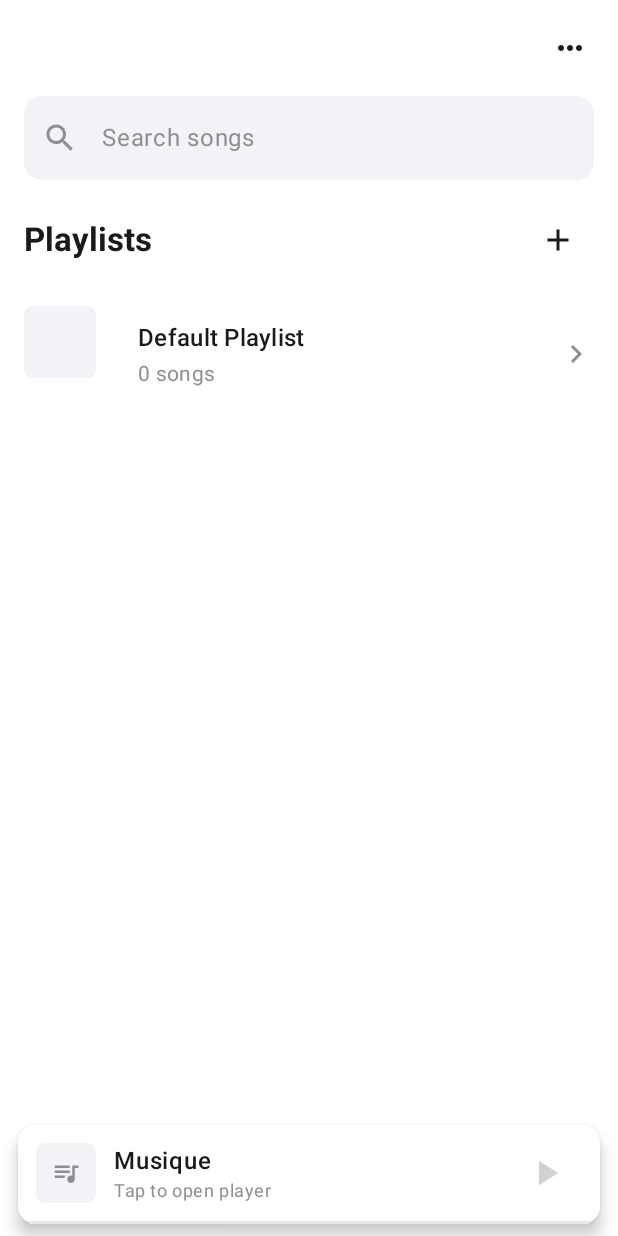
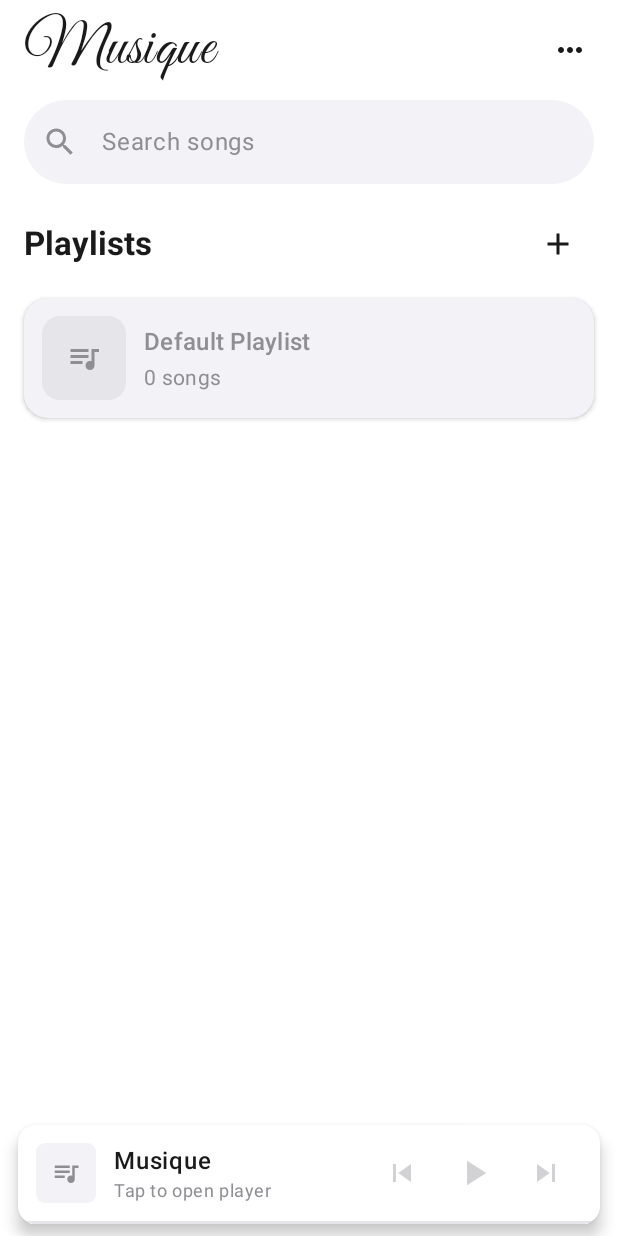
Before and after one commit to SiyuAn166/musique, an Android app built with Jetpack Compose: the screen it shows after launch (MainActivity), on a phone screen of 412 x 824 dp. Run offline under Robolectric (Android 15) with nearby library versions, the phone set to English and light mode, and no system bars; pictures from the network do not load.

Commit message:
Home redesign: script wordmark, capsule search, playlist cards, mini bar controls
Per the approved reference summary, in the existing black/grey theme (no Quick Access yet: Liked Songs and Downloads features do not exist). Script Musique wordmark at the top left (Great Vibes OFL font bundled in res/font, three-dot menu stays at the right); search field is a capsule; playlist rows are light-grey cards with a single cover, name, and count, no chevron or dividers. The mini player bar gains previous/next buttons and a small black quality badge showing the resolved stream label (192K, Hi-Res, and so on), plumbed from the ViewModel through AudioQuality.labelForStreamId. Full compile OK, 337 unit tests pass.

```diff
--- a/app/src/main/java/com/siyu/musique/ui/MiniPlayerBar.kt
+++ b/app/src/main/java/com/siyu/musique/ui/MiniPlayerBar.kt
@@ -18,6 +18,7 @@ import androidx.compose.material3.Icon
 import androidx.compose.material3.IconButton
 import androidx.compose.material3.LinearProgressIndicator
 import androidx.compose.material3.MaterialTheme
+import androidx.compose.material3.Surface
 import androidx.compose.material3.Text
 import androidx.compose.runtime.Composable
 import androidx.compose.ui.Alignment
@@ -34,12 +35,14 @@ import com.siyu.musique.ui.theme.MusiqueIcons
 
 /**
  * Slim floating mini player bar: a white card with a small square
- * cover, title/artist, a play/pause icon button, and a thin progress
- * hairline along the bottom edge driven by [progress]. Tapping the
- * bar (not the button) opens the player page; the error state shows
- * a retry icon button instead of play/pause. The second line names
- * the player state while loading, paused, or failed; otherwise it
- * shows the artist and duration.
+ * cover, title/artist, previous/play-pause/next icon buttons, and
+ * a thin progress hairline along the bottom edge driven by
+ * [progress]. A resolved quality label ("192K", "Hi-Res") shows as
+ * a small black badge before the title when [qualityLabel] is not
+ * null. Tapping the bar (not the buttons) opens the player page;
+ * the error state shows a retry icon button instead of the
+ * controls. The second line names the player state while loading,
+ * paused, or failed; otherwise it shows the artist and duration.
  */
 @Composable
 fun MiniPlayerBar(
@@ -50,6 +53,9 @@ fun MiniPlayerBar(
     onTogglePlayPause: () -> Unit,
     onRetry: () -> Unit,
     onOpenPlayer: () -> Unit,
+    onPrevious: () -> Unit,
+    onNext: () -> Unit,
+    qualityLabel: String?,
     modifier: Modifier = Modifier,
 ) {
     val statusLine = if (track == null) {
@@ -111,12 +117,35 @@ fun MiniPlayerBar(
                 }
                 Spacer(modifier = Modifier.width(12.dp))
                 Column(modifier = Modifier.weight(1f)) {
+                    Row(
+                        modifier = Modifier.fillMaxWidth(),
+                        verticalAlignment = Alignment.CenterVertically,
+                    ) {
+                        if (qualityLabel != null) {
+                            Surface(
+                                color = MaterialTheme.colorScheme.onSurface,
+                                shape = RoundedCornerShape(4.dp),
+                            ) {
+                                Text(
+                                    text = qualityLabel,
+                                    style = MaterialTheme.typography.labelSmall,
+                                    color = MaterialTheme.colorScheme.surface,
+                                    modifier = Modifier.padding(
+                                        horizontal = 4.dp,
+                                        vertical = 2.dp,
+                                    ),
+                                )
+                            }
+                            Spacer(modifier = Modifier.width(6.dp))
+                        }
                         Text(
                             text = track?.title ?: "Musique",
                             style = MaterialTheme.typography.bodyLarge,
                             fontWeight = FontWeight.Medium,
                             maxLines = 1,
+                            modifier = Modifier.weight(1f),
                         )
+                    }
                     Text(
                         text = statusLine,
                         style = MaterialTheme.typography.bodySmall,
@@ -124,7 +153,7 @@ fun MiniPlayerBar(
                         maxLines = 1,
                     )
                 }
-                Spacer(modifier = Modifier.width(8.dp))
+                Spacer(modifier = Modifier.width(4.dp))
                 if (playerState is PlayerUiState.Error) {
                     IconButton(onClick = onRetry) {
                         Icon(
@@ -134,6 +163,22 @@ fun MiniPlayerBar(
                         )
                     }
                 } else {
+                    val controlTint = if (track != null) {
+                        MaterialTheme.colorScheme.onSurface
+                    } else {
+                        MaterialTheme.colorScheme.onSurfaceVariant.copy(alpha = 0.4f)
+                    }
+                    IconButton(
+                        onClick = onPrevious,
+                        enabled = track != null,
+                    ) {
+                        Icon(
+                            imageVector = MusiqueIcons.SkipPrevious,
+                            contentDescription = "Previous",
+                            tint = controlTint,
+                            modifier = Modifier.size(24.dp),
+                        )
+                    }
                     IconButton(
                         onClick = onTogglePlayPause,
                         enabled = track != null,
@@ -145,12 +190,19 @@ fun MiniPlayerBar(
                                 MusiqueIcons.PlayArrow
                             },
                             contentDescription = if (isPlaying) "Pause" else "Play",
-                            tint = if (track != null) {
-                                MaterialTheme.colorScheme.onSurface
-                            } else {
-                                MaterialTheme.colorScheme.onSurfaceVariant.copy(alpha = 0.4f)
-                            },
+                            tint = controlTint,
                             modifier = Modifier.size(28.dp),
+                        )
+                    }
+                    IconButton(
+                        onClick = onNext,
+                        enabled = track != null,
+                    ) {
+                        Icon(
+                            imageVector = MusiqueIcons.SkipNext,
+                            contentDescription = "Next",
+                            tint = controlTint,
+                            modifier = Modifier.size(24.dp),
                         )
                     }
                 }
--- a/app/src/main/java/com/siyu/musique/ui/PlaylistDetailScreen.kt
+++ b/app/src/main/java/com/siyu/musique/ui/PlaylistDetailScreen.kt
@@ -58,6 +58,7 @@ fun PlaylistDetailScreen(
     val isPlaying by viewModel.isPlaying.collectAsStateWithLifecycle()
     val playerState by viewModel.playerState.collectAsStateWithLifecycle()
     val progress by viewModel.playbackProgress.collectAsStateWithLifecycle()
+    val resolvedQualityLabel by viewModel.resolvedQualityLabel.collectAsStateWithLifecycle()
 
     val playlist = playlists.firstOrNull { it.id == playlistId }
 
@@ -246,6 +247,9 @@ fun PlaylistDetailScreen(
                 onTogglePlayPause = { viewModel.togglePlayPause() },
                 onRetry = { viewModel.retryPlayback() },
                 onOpenPlayer = onOpenPlayer,
+                onPrevious = { viewModel.playPrevious() },
+                onNext = { viewModel.playNext() },
+                qualityLabel = resolvedQualityLabel,
             )
         }
     }
--- a/app/src/main/java/com/siyu/musique/ui/PlaylistsScreen.kt
+++ b/app/src/main/java/com/siyu/musique/ui/PlaylistsScreen.kt
@@ -1,7 +1,6 @@
 package com.siyu.musique.ui
 
 import androidx.compose.foundation.background
-import androidx.compose.foundation.clickable
 import androidx.compose.foundation.layout.Box
 import androidx.compose.foundation.layout.Column
 import androidx.compose.foundation.layout.Row
@@ -10,17 +9,17 @@ import androidx.compose.foundation.layout.WindowInsets
 import androidx.compose.foundation.layout.fillMaxSize
 import androidx.compose.foundation.layout.fillMaxWidth
 import androidx.compose.foundation.layout.height
-import androidx.compose.foundation.layout.offset
 import androidx.compose.foundation.layout.padding
 import androidx.compose.foundation.layout.safeDrawing
 import androidx.compose.foundation.layout.size
 import androidx.compose.foundation.layout.width
 import androidx.compose.foundation.layout.windowInsetsPadding
 import androidx.compose.foundation.lazy.LazyColumn
-import androidx.compose.foundation.lazy.itemsIndexed
+import androidx.compose.foundation.lazy.items
 import androidx.compose.foundation.shape.RoundedCornerShape
 import androidx.compose.material3.AlertDialog
-import androidx.compose.material3.HorizontalDivider
+import androidx.compose.material3.Card
+import androidx.compose.material3.CardDefaults
 import androidx.compose.material3.Icon
 import androidx.compose.material3.IconButton
 import androidx.compose.material3.MaterialTheme
@@ -35,6 +34,7 @@ import androidx.compose.ui.Alignment
 import androidx.compose.ui.Modifier
 import androidx.compose.ui.draw.clip
 import androidx.compose.ui.layout.ContentScale
+import androidx.compose.ui.text.font.FontWeight
 import androidx.compose.ui.unit.dp
 import androidx.lifecycle.compose.collectAsStateWithLifecycle
 import coil.compose.AsyncImage
@@ -67,6 +67,7 @@ fun PlaylistsScreen(
     val isPlaying by viewModel.isPlaying.collectAsStateWithLifecycle()
     val playerState by viewModel.playerState.collectAsStateWithLifecycle()
     val progress by viewModel.playbackProgress.collectAsStateWithLifecycle()
+    val resolvedQualityLabel by viewModel.resolvedQualityLabel.collectAsStateWithLifecycle()
 
     var showCreateDialog by remember { mutableStateOf(false) }
     var newName by remember { mutableStateOf("") }
@@ -107,17 +108,11 @@ fun PlaylistsScreen(
         Spacer(modifier = Modifier.height(8.dp))
 
         LazyColumn(modifier = Modifier.weight(1f)) {
-            itemsIndexed(playlists, key = { _, playlist -> playlist.id }) { index, playlist ->
+            items(playlists, key = { playlist -> playlist.id }) { playlist ->
                 PlaylistRow(
                     playlist = playlist,
                     onClick = { onOpenDetail(playlist.id) },
                 )
-                if (index < playlists.lastIndex) {
-                    HorizontalDivider(
-                        modifier = Modifier.padding(start = 92.dp),
-                        color = MaterialTheme.colorScheme.outlineVariant,
-                    )
-                }
             }
         }
 
@@ -129,6 +124,9 @@ fun PlaylistsScreen(
             onTogglePlayPause = { viewModel.togglePlayPause() },
             onRetry = { viewModel.retryPlayback() },
             onOpenPlayer = onOpenPlayer,
+            onPrevious = { viewModel.playPrevious() },
+            onNext = { viewModel.playNext() },
+            qualityLabel = resolvedQualityLabel,
         )
     }
 
@@ -173,25 +171,42 @@ fun PlaylistsScreen(
     }
 }
 
+/**
+ * One playlist as a card: a light-grey card with a single square
+ * cover, the name, and the song count. Tapping the card opens the
+ * playlist. Shared by the home playlists section and the Playlists
+ * screen.
+ */
 @Composable
 internal fun PlaylistRow(
     playlist: Playlist,
     onClick: () -> Unit,
     modifier: Modifier = Modifier,
 ) {
-    Row(
+    Card(
+        onClick = onClick,
         modifier = modifier
             .fillMaxWidth()
-            .clickable(onClick = onClick)
-            .padding(horizontal = 16.dp, vertical = 12.dp),
+            .padding(horizontal = 16.dp, vertical = 4.dp),
+        shape = RoundedCornerShape(16.dp),
+        colors = CardDefaults.cardColors(
+            containerColor = MaterialTheme.colorScheme.surfaceVariant,
+        ),
+        elevation = CardDefaults.cardElevation(defaultElevation = 2.dp),
+    ) {
+        Row(
+            modifier = Modifier
+                .fillMaxWidth()
+                .padding(12.dp),
             verticalAlignment = Alignment.CenterVertically,
         ) {
-        StackedCovers(playlist)
+            PlaylistCover(playlist)
             Spacer(modifier = Modifier.width(12.dp))
             Column(modifier = Modifier.weight(1f)) {
                 Text(
                     text = playlist.name,
                     style = MaterialTheme.typography.titleMedium,
+                    fontWeight = FontWeight.SemiBold,
                     maxLines = 1,
                 )
                 Spacer(modifier = Modifier.height(2.dp))
@@ -201,46 +216,43 @@ internal fun PlaylistRow(
                     color = MaterialTheme.colorScheme.onSurfaceVariant,
                 )
             }
-        Icon(
-            imageVector = MusiqueIcons.ChevronRight,
-            contentDescription = null,
-            tint = MaterialTheme.colorScheme.onSurfaceVariant,
-        )
+        }
     }
 }
 
 /**
- * The stacked-covers thumbnail: up to three of the first tracks'
- * covers, offset down and right so they read as a stack, the first
- * track's cover on top. A playlist with no covers gets a plain grey
- * square.
+ * The playlist cover: the first track's cover, or a grey square
+ * with a queue icon when the playlist has no covers yet.
  */
 @Composable
-private fun StackedCovers(
+private fun PlaylistCover(
     playlist: Playlist,
     modifier: Modifier = Modifier,
 ) {
-    val covers = playlist.tracks.mapNotNull { it.cover.ifEmpty { null } }.take(3)
-    Box(modifier = modifier.size(64.dp)) {
-        if (covers.isEmpty()) {
-            Box(
-                modifier = Modifier
-                    .size(48.dp)
-                    .clip(RoundedCornerShape(6.dp))
-                    .background(MaterialTheme.colorScheme.surfaceVariant),
+    val cover = playlist.tracks.firstNotNullOfOrNull { it.cover.ifEmpty { null } }
+    if (cover != null) {
+        AsyncImage(
+            model = cover,
+            contentDescription = null,
+            contentScale = ContentScale.Crop,
+            modifier = modifier
+                .size(56.dp)
+                .clip(RoundedCornerShape(12.dp)),
         )
     } else {
-            covers.indices.reversed().forEach { index ->
-                AsyncImage(
-                    model = covers[index],
+        Box(
+            modifier = modifier
+                .size(56.dp)
+                .clip(RoundedCornerShape(12.dp))
+                .background(MaterialTheme.colorScheme.outlineVariant),
+            contentAlignment = Alignment.Center,
+        ) {
+            Icon(
+                imageVector = MusiqueIcons.QueueMusic,
                 contentDescription = null,
-                    contentScale = ContentScale.Crop,
-                    modifier = Modifier
-                        .offset((index * 8).dp, (index * 8).dp)
-                        .size(48.dp)
-                        .clip(RoundedCornerShape(6.dp)),
+                tint = MaterialTheme.colorScheme.onSurfaceVariant,
+                modifier = Modifier.size(24.dp),
             )
         }
     }
 }
-}
--- a/app/src/main/java/com/siyu/musique/ui/SearchScreen.kt
+++ b/app/src/main/java/com/siyu/musique/ui/SearchScreen.kt
@@ -1,7 +1,6 @@
 package com.siyu.musique.ui
 
 import androidx.compose.foundation.clickable
-import androidx.compose.foundation.layout.Arrangement
 import androidx.compose.foundation.layout.Box
 import androidx.compose.foundation.layout.Column
 import androidx.compose.foundation.layout.Row
@@ -17,6 +16,7 @@ import androidx.compose.foundation.layout.size
 import androidx.compose.foundation.layout.width
 import androidx.compose.foundation.layout.windowInsetsPadding
 import androidx.compose.foundation.lazy.LazyColumn
+import androidx.compose.foundation.lazy.items
 import androidx.compose.foundation.lazy.itemsIndexed
 import androidx.compose.foundation.lazy.rememberLazyListState
 import androidx.compose.foundation.rememberScrollState
@@ -58,10 +58,12 @@ import androidx.compose.ui.text.font.FontWeight
 import androidx.compose.ui.text.input.ImeAction
 import androidx.compose.ui.unit.IntOffset
 import androidx.compose.ui.unit.dp
+import androidx.compose.ui.unit.sp
 import androidx.compose.ui.window.Popup
 import androidx.lifecycle.compose.collectAsStateWithLifecycle
 import com.siyu.musique.model.Track
 import com.siyu.musique.ui.theme.MusiqueIcons
+import com.siyu.musique.ui.theme.MusiqueScriptFamily
 import kotlinx.coroutines.Job
 import kotlinx.coroutines.delay
 import kotlinx.coroutines.flow.distinctUntilChanged
@@ -77,10 +79,10 @@ private const val ADD_NOTICE_DURATION_MS: Long = 2000L
 private const val ADD_NOTICE_BOTTOM_OFFSET_DP: Int = 88
 
 /**
- * Search screen: no title, just the three-dot icon (settings
- * menu, with the debug log inside) at the top right, a light-grey
- * rounded
- * search field, and flat result rows with hairline dividers. Search
+ * Search screen: the script "Musique" wordmark at the top left
+ * with the three-dot icon (settings menu, with the debug log
+ * inside) at the top right, a light-grey capsule search field,
+ * and flat result rows with hairline dividers. Search
  * triggers on the keyboard search action and on tapping the
  * magnifier icon. Typing shows a suggestion dropdown from
  * Bilibili's suggest API under the field; tapping a suggestion
@@ -109,6 +111,7 @@ fun SearchScreen(
     val isPlaying by viewModel.isPlaying.collectAsStateWithLifecycle()
     val playerState by viewModel.playerState.collectAsStateWithLifecycle()
     val progress by viewModel.playbackProgress.collectAsStateWithLifecycle()
+    val resolvedQualityLabel by viewModel.resolvedQualityLabel.collectAsStateWithLifecycle()
     val playlists by viewModel.playlists.collectAsStateWithLifecycle()
     var query by rememberSaveable { mutableStateOf("") }
 
@@ -146,9 +149,15 @@ fun SearchScreen(
             modifier = Modifier
                 .fillMaxWidth()
                 .padding(start = 16.dp, end = 8.dp, top = 8.dp),
-            horizontalArrangement = Arrangement.End,
             verticalAlignment = Alignment.CenterVertically,
         ) {
+            Text(
+                text = "Musique",
+                fontFamily = MusiqueScriptFamily,
+                fontSize = 40.sp,
+                color = MaterialTheme.colorScheme.onSurface,
+                modifier = Modifier.weight(1f),
+            )
             Box {
                 IconButton(onClick = { settingsMenuExpanded = true }) {
                     Icon(
@@ -205,7 +214,7 @@ fun SearchScreen(
                 }
             },
             singleLine = true,
-            shape = RoundedCornerShape(12.dp),
+            shape = RoundedCornerShape(50.dp),
             colors = TextFieldDefaults.colors(
                 focusedContainerColor = MaterialTheme.colorScheme.surfaceVariant,
                 unfocusedContainerColor = MaterialTheme.colorScheme.surfaceVariant,
@@ -309,17 +318,11 @@ fun SearchScreen(
                             }
                         }
                     }
-                    itemsIndexed(playlists, key = { _, playlist -> playlist.id }) { index, playlist ->
+                    items(playlists, key = { playlist -> playlist.id }) { playlist ->
                         PlaylistRow(
                             playlist = playlist,
                             onClick = { onOpenPlaylistDetail(playlist.id) },
                         )
-                        if (index < playlists.lastIndex) {
-                            HorizontalDivider(
-                                modifier = Modifier.padding(start = 92.dp),
-                                color = MaterialTheme.colorScheme.outlineVariant,
-                            )
-                        }
                     }
                 }
             }
@@ -469,6 +472,9 @@ fun SearchScreen(
             onTogglePlayPause = { viewModel.togglePlayPause() },
             onRetry = { viewModel.retryPlayback() },
             onOpenPlayer = onOpenPlayer,
+            onPrevious = { viewModel.playPrevious() },
+            onNext = { viewModel.playNext() },
+            qualityLabel = resolvedQualityLabel,
         )
     }
 
--- a/app/src/main/java/com/siyu/musique/ui/SearchViewModel.kt
+++ b/app/src/main/java/com/siyu/musique/ui/SearchViewModel.kt
@@ -184,6 +184,10 @@ class SearchViewModel(
 
     private val _qualityPreference = MutableStateFlow(AudioQuality.BEST)
     val qualityPreference: StateFlow<AudioQuality> = _qualityPreference.asStateFlow()
+
+    /** Label of the resolved stream for the current track ("192K", "Hi-Res"), null before resolve. */
+    private val _resolvedQualityLabel = MutableStateFlow<String?>(null)
+    val resolvedQualityLabel: StateFlow<String?> = _resolvedQualityLabel.asStateFlow()
 
     private val _repeatMode = MutableStateFlow(RepeatMode.OFF)
     val repeatMode: StateFlow<RepeatMode> = _repeatMode.asStateFlow()
@@ -731,6 +735,7 @@ class SearchViewModel(
         playIntent++
         val intent = playIntent
         refetchedForIntent = false
+        _resolvedQualityLabel.value = null
         playJob?.cancel()
         try {
             playerEngine.stop()
@@ -777,6 +782,7 @@ class SearchViewModel(
                 }
                 val stream = repository.fetchPlayUrl(current, _qualityPreference.value)
                 if (intent != playIntent) return@launch
+                _resolvedQualityLabel.value = AudioQuality.labelForStreamId(stream.qualityId)
                 _currentTrack.value = current.copy(playUrl = stream.baseUrl)
                 engineIntent = intent
                 engineHasMedia = true
@@ -1180,6 +1186,7 @@ class SearchViewModel(
             try {
                 val stream = repository.fetchPlayUrl(track, _qualityPreference.value)
                 if (intent != playIntent) return@launch
+                _resolvedQualityLabel.value = AudioQuality.labelForStreamId(stream.qualityId)
                 engineIntent = intent
                 engineHasMedia = true
                 playerEngine.play(
--- a/app/src/main/java/com/siyu/musique/ui/theme/Theme.kt
+++ b/app/src/main/java/com/siyu/musique/ui/theme/Theme.kt
@@ -5,6 +5,9 @@ import androidx.compose.material3.MaterialTheme
 import androidx.compose.material3.lightColorScheme
 import androidx.compose.runtime.Composable
 import androidx.compose.ui.graphics.Color
+import androidx.compose.ui.text.font.Font
+import androidx.compose.ui.text.font.FontFamily
+import com.siyu.musique.R
 
 /** Near-black: text, icons, and the primary color. The theme has no accent color. */
 private val MusiqueInk: Color = Color(0xFF1A1A1A)
@@ -21,6 +24,13 @@ private val MusiqueHairline: Color = Color(0xFFE5E5EA)
 /** Neutral container greys for dialogs, sheets, and menus. */
 private val MusiqueContainerLow: Color = Color(0xFFF7F7F7)
 private val MusiqueContainerHigh: Color = Color(0xFFE9E9EE)
+
+/**
+ * The script wordmark family for the "Musique" header: Great Vibes
+ * (SIL Open Font License), bundled in res/font. Falls back to the
+ * default font if the file ever fails to load.
+ */
+val MusiqueScriptFamily: FontFamily = FontFamily(Font(R.font.great_vibes_regular))
 
 /**
  * The Musique look: forced light, always. Pure white background,
```
Also changed, not shown: app/src/main/java/com/siyu/musique/core/network/AudioQuality.kt (+10 -0 lines), app/src/main/res/font/great_vibes_regular.ttf (added), 2 other files. Lines whose indentation alone changed are shown as unchanged.
